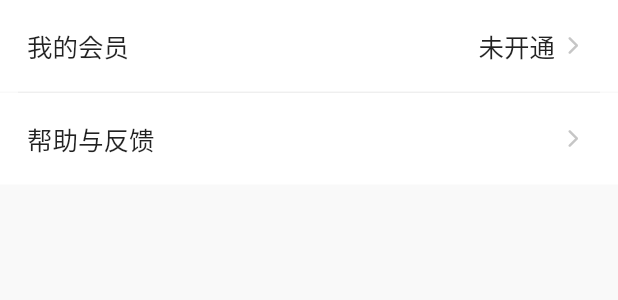
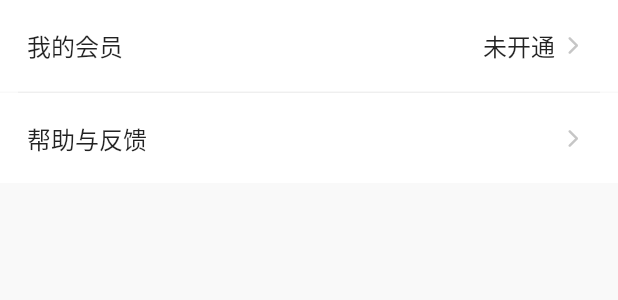
Before and after one commit to lemos1235/icoffee, a Flutter app: the GFActionCard widget shown alone on an empty page, opened directly, on a phone screen of 412 x 824 dp. Shown: the top 300 px of the screen. Run offline on Flutter 3.47's test engine with Material 2 defaults, Android fonts, the phone set to English and light mode, and no system bars; our stand-ins replace flutter_svg, go_router; missing offline and left inert: bruno.

Commit message:
个人信息编辑页

```diff
--- a/lib/app_routes.dart
+++ b/lib/app_routes.dart
@@ -9,6 +9,7 @@ import 'package:icoffee/pages/beans/new_beans_page.dart';
 import 'package:icoffee/pages/login_page.dart';
 import 'package:icoffee/pages/main_page.dart';
 import 'package:icoffee/pages/splash.dart';
+import 'package:icoffee/pages/user/user_detail_page.dart';
 
 abstract class AppRoutes {
   static const splash = '/splash';
@@ -20,6 +21,8 @@ abstract class AppRoutes {
   static const newCoffeeBeans = '/newCoffeeBeans';
 
   static const beansDetail = '/beansDetail';
+
+  static const userDetail = '/userDetail';
 }
 
 final GoRouter appRouter = GoRouter(
@@ -50,5 +53,10 @@ final GoRouter appRouter = GoRouter(
       name: AppRoutes.beansDetail,
       builder: (BuildContext context, GoRouterState state) => const BeanDetailPage(),
     ),
+    GoRoute(
+      path: AppRoutes.userDetail,
+      name: AppRoutes.userDetail,
+      builder: (BuildContext context, GoRouterState state) => const UserDetailPage(),
+    ),
   ],
 );
--- a/lib/widgets/gf_action_tile.dart
+++ b/lib/widgets/gf_action_tile.dart
@@ -6,15 +6,15 @@ import 'package:collection/collection.dart';
 import 'package:flutter/material.dart';
 
 class GFActionCard extends StatelessWidget {
-  const GFActionCard({super.key, required this.tiles});
+  const GFActionCard({super.key, required this.children});
 
-  final List<GFActionTile> tiles;
+  final List<Widget> children;
 
   @override
   Widget build(BuildContext context) {
     List<Widget> widgets = [];
-    tiles.forEachIndexed((index, element) {
-      if (index != 0 && index != tiles.length) {
+    children.forEachIndexed((index, element) {
+      if (index != 0 && index != children.length) {
         widgets.add(
           Divider(indent: 12, endIndent: 12, height: 1, color: Color(0xFFECECEC)),
         );
@@ -84,7 +84,7 @@ class GFActionTile extends StatelessWidget {
         maxLines: 1,
         overflow: TextOverflow.ellipsis,
         style: TextStyle(
-          fontSize: 17,
+          fontSize: 16,
         ),
       ),
     );
@@ -104,7 +104,11 @@ class GFActionTile extends StatelessWidget {
               trailingText ?? "",
               overflow: TextOverflow.ellipsis,
               style: TextStyle(
-                fontSize: 17,
+                fontSize: 16,
+              ),
+              strutStyle: StrutStyle(
+                height: 1,
+                leading: 0.5,
               ),
             ),
           ),
```
Also changed, not shown: lib/main.dart (+12 -0 lines), lib/pages/statistics/statistics_page.dart (+13 -2 lines), lib/pages/user/user_detail_page.dart (added, +118 -0 lines), lib/pages/user/user_page.dart (+12 -4 lines), 1 other file.
